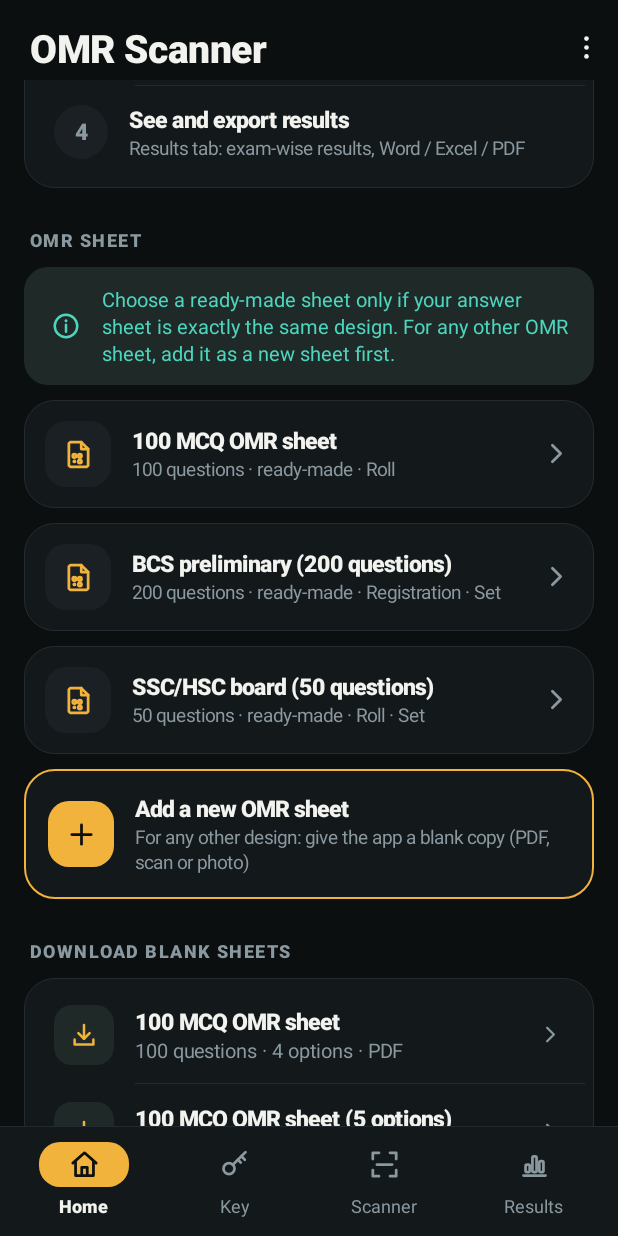
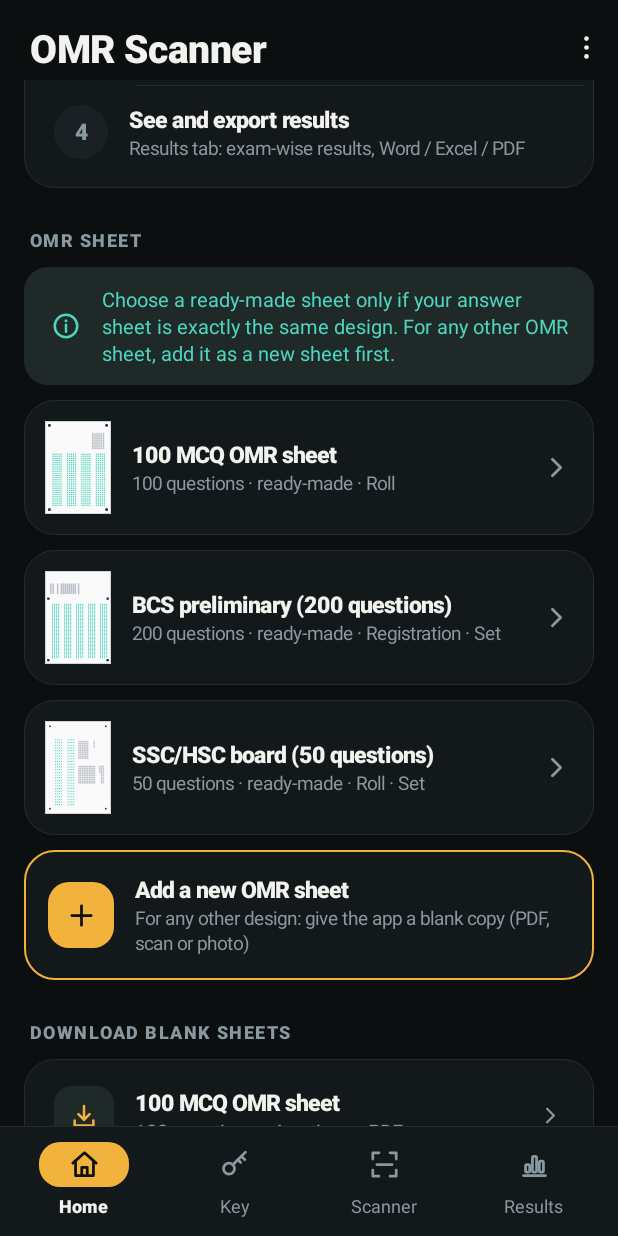
Before and after one commit to zahid35pwd-creator/tgf, an Android app: the MainActivity screen opened directly, with no data from a screen before it, scrolled down 488 dp, on a phone screen of 412 x 824 dp. Run offline under Robolectric (Android 15) with nearby library versions, the phone set to English and light mode, and no system bars.

Commit message:
Set field for user OMR sheets, sheet thumbnails, clearer review step
- Key tab: when a custom sheet has no Set field, show "Add a Set field" link
  that opens a bottom sheet listing the sheet's short letter fields. Picking
  one updates the template's setField via SheetTemplate.withSetField and
  persists it with Store.addTemplate. Also adds a "Remove Set field" link
  while a custom sheet has one.
- Home tab: each OMR sheet card now shows a tiny thumbnail drawn straight
  from the template's bubble positions (markers + answer dots + field
  bubbles), working for built-in and user-added sheets alike. Cached per
  (id, width).
- Sheet setup "Check" step: renamed footer button to "Something's missing"
  and added a one-line banner telling the user to confirm every question
  row and ID column is coloured before saving.

Co-Authored-By: Claude Opus 4.7 <noreply@anthropic.com>
Claude-Session: https://claude.ai/code/session_019cjtorWQMraZFv7jfjG8co

```diff
--- a/omr-scanner/app/src/main/java/com/omrscanner/app/HomeTab.kt
+++ b/omr-scanner/app/src/main/java/com/omrscanner/app/HomeTab.kt
@@ -216,9 +216,15 @@ class HomeTab(private val a: MainActivity) {
             snackbar("Selected \"${t.name}\"")
         }
         c.background = ripple(rounded(if (on) Ui.PRIMARY_LIGHT else Ui.CARD, r, if (on) Ui.PRIMARY else Ui.DIVIDER, dp(if (on) 1.5f else 1f)), r)
-        val row = horizontal()
-        row.add(iconBadge(Icon.SHEET, if (on) Ui.ON_PRIMARY else Ui.PRIMARY, if (on) Ui.PRIMARY else Ui.CARD_ALT, 44, 22),
-            LinearLayout.LayoutParams(dp(44), dp(44)).apply { marginEnd = dp(14) })
+        val row = horizontal().apply { gravity = android.view.Gravity.CENTER_VERTICAL }
+        val thumbW = dp(44)
+        val thumbH = (thumbW * t.pageHeight / t.pageWidth).toInt()
+        val thumb = ImageView(this).apply {
+            setImageBitmap(TemplateThumbnail.get(t, thumbW))
+            background = rounded(Ui.CARD_ALT, dp(6).toFloat(), if (on) Ui.PRIMARY else Ui.DIVIDER, dp(1f))
+            scaleType = ImageView.ScaleType.FIT_CENTER
+        }
+        row.add(thumb, LinearLayout.LayoutParams(thumbW, thumbH).apply { marginEnd = dp(14) })
         val texts = vertical()
         texts.add(text(t.name, 15f, Ui.TEXT, true), wrap())
         val details = listOf("${t.maxQuestions} questions", if (t.custom) "added by you" else "ready-made") + t.fields.map { it.name }.take(2)
--- a/omr-scanner/app/src/main/java/com/omrscanner/app/SheetSetupActivity.kt
+++ b/omr-scanner/app/src/main/java/com/omrscanner/app/SheetSetupActivity.kt
@@ -156,7 +156,7 @@ class SheetSetupActivity : BaseActivity() {
         // Keep the user where they were (tap on a block in the middle of the list, etc.) across rebuilds.
         val savedY = findScroll(window.decorView)?.scrollY ?: 0
         val page = scrollingPage("Check the sheet", footer = footerBar(
-            button("Start again", ButtonStyle.SECONDARY) { showIntro() },
+            button("Something's missing", ButtonStyle.SECONDARY) { showIntro() },
             button("Save sheet", ButtonStyle.PRIMARY, Icon.CHECK) { save() },
         ))
         page.add(monoText("STEP 2 / 3  //  CHECK & NAME", 11.5f, Ui.PRIMARY).apply { setPadding(dp(4), 0, 0, dp(8)) }, wrap())
@@ -176,6 +176,7 @@ class SheetSetupActivity : BaseActivity() {
             if (l.inkMode != InkMode.LUMINANCE) "The print is coloured, so it is ignored when reading marks." else null,
         )
         if (notes.isNotEmpty()) page.add(banner(notes.joinToString(" ")), block(12))
+        page.add(banner("Check every question row and every ID column is coloured below. If some are missing, tap \"Something's missing\" and retake with better light, less tilt and all four corner squares in the frame."), block(12))
 
         val (nameBox, nameField) = inputField("Name of this sheet type", name, InputType.TYPE_CLASS_TEXT or InputType.TYPE_TEXT_FLAG_CAP_SENTENCES)
         nameField.addTextChangedListener(object : TextWatcher {
```
Also changed, not shown: omr-scanner/app/src/main/java/com/omrscanner/app/KeyTab.kt (+43 -1 lines), omr-scanner/app/src/main/java/com/omrscanner/app/TemplateThumbnail.kt (added, +62 -0 lines), omr-scanner/omr-core/src/main/kotlin/com/omrscanner/core/Templates.kt (+7 -0 lines).
